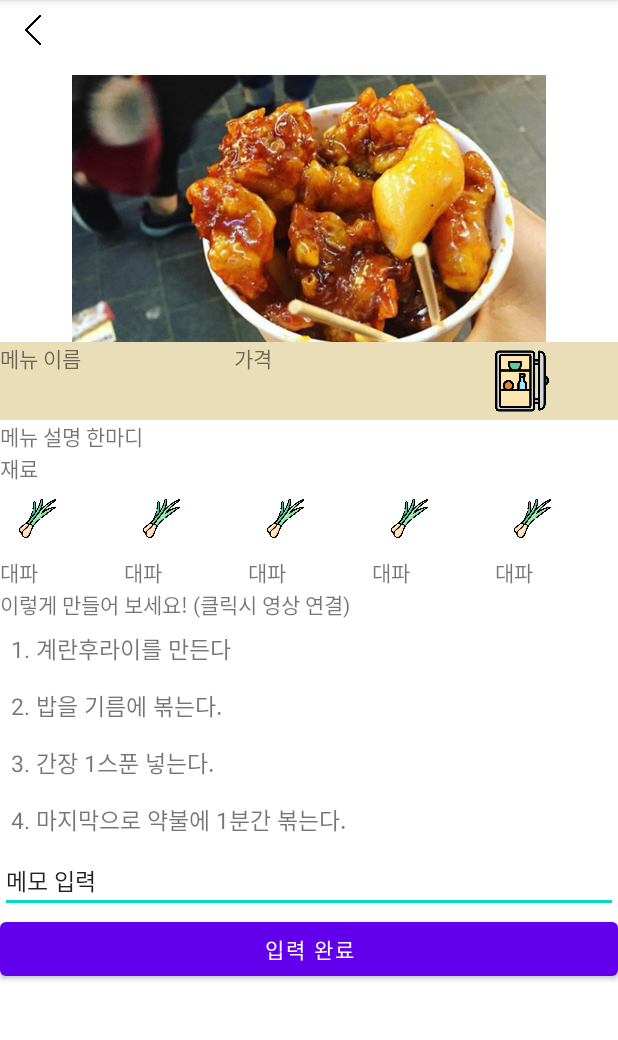
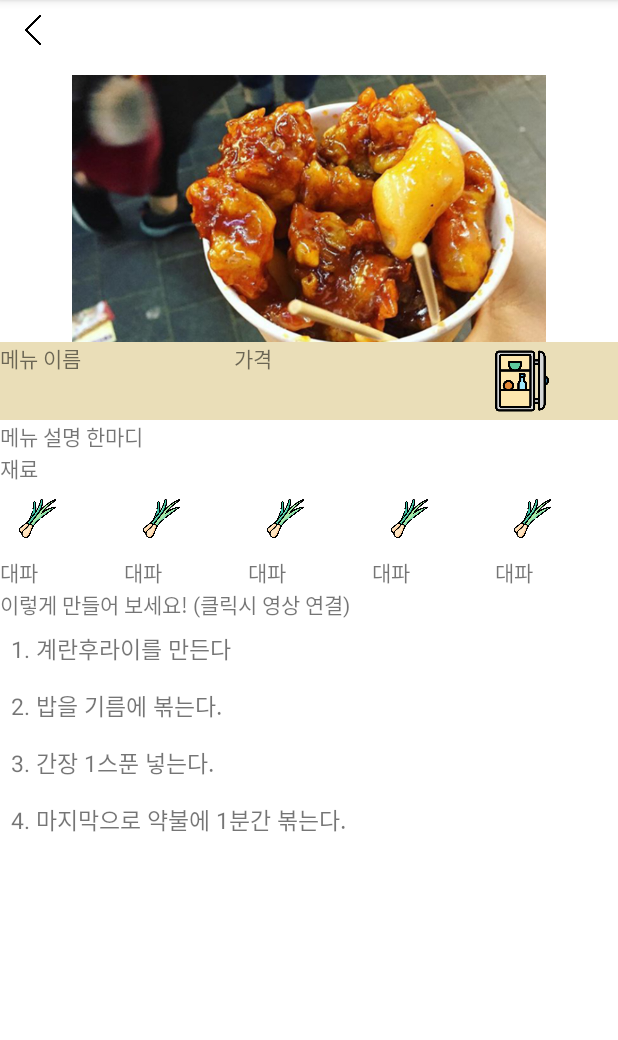
Before and after one commit to yeezze/JavaOnTheTop, an Android app: the SubActivity_menu screen opened directly, with no data from a screen before it, on a phone screen of 412 x 824 dp, the part 84-1124 px from its top. Run offline under Robolectric (Android 15) with nearby library versions, the phone set to English and light mode, and no system bars; plain views replace YouTubePlayerView.

Commit message:
# 11/13 파일 정리 (최종)
- 메인화면에서 상단 왼쪽 로고 부분 클릭시 서브 화면으로 전환 (메인 레이아웃 완성시 수정 예정)
- 서브화면 개발 중 (미완)

```diff
--- a/app/build.gradle
+++ b/app/build.gradle
@@ -32,7 +32,6 @@ dependencies {
     implementation 'androidx.appcompat:appcompat:1.3.1'
     implementation 'com.google.android.material:material:1.4.0'
     implementation 'androidx.constraintlayout:constraintlayout:2.1.1'
-    implementation files('/Users/jang-yeji/AndroidStudioProjects/JavaOnTheTop/app/libs/YouTubeAndroidPlayerApi.jar')
     testImplementation 'junit:junit:4.+'
     androidTestImplementation 'androidx.test.ext:junit:1.1.3'
     androidTestImplementation 'androidx.test.espresso:espresso-core:3.4.0'
--- a/app/src/main/AndroidManifest.xml
+++ b/app/src/main/AndroidManifest.xml
@@ -1,9 +1,6 @@
 <?xml version="1.0" encoding="utf-8"?>
 <manifest xmlns:android="http://schemas.android.com/apk/res/android"
     package="com.apps">
-
-    <uses-permission android:name="android.permission.INTERNET"/>
-    // 유튜브 API 연동
 
     <application
         android:allowBackup="true"
@@ -21,6 +18,6 @@
                 <category android:name="android.intent.category.LAUNCHER" />
             </intent-filter>
         </activity>
-        <activity android:name=".SubActivity_menu"></activity>
+        <activity android:name=".SubActivity_menu" />
     </application>
 </manifest>
--- a/app/src/main/java/com/apps/SubActivity_menu.java
+++ b/app/src/main/java/com/apps/SubActivity_menu.java
@@ -25,9 +25,6 @@ public class SubActivity_menu extends AppCompatActivity {
         super.onCreate(savedInstanceState);
         setContentView(R.layout.activity_sub_menu);
 
-        btncom = (Button) findViewById(R.id.buttoncomment);
-        edtcomment = (EditText) findViewById(R.id.edtcomment);
-
         // 뒤로가기 버튼 클릭시 종료
         backbtn = (ImageButton) findViewById(R.id.backimgbtn);
         backbtn.setOnClickListener(new View.OnClickListener() {
--- a/app/src/main/res/layout/activity_sub_menu.xml
+++ b/app/src/main/res/layout/activity_sub_menu.xml
@@ -246,20 +246,5 @@
         android:text="4. 마지막으로 약불에 1분간 볶는다."
         android:textSize="15dp" />
 
-    <EditText
-        android:id="@+id/edtcomment"
-        android:layout_width="match_parent"
-        android:layout_height="wrap_content"
-        android:ems="10"
-        android:inputType="textPersonName"
-        android:textSize="15dp"
-        android:text="메모 입력" />
-
-    <Button
-        android:id="@+id/buttoncomment"
-        android:layout_width="match_parent"
-        android:layout_height="wrap_content"
-        android:text="입력 완료" />
-
 
 </LinearLayout>
```
